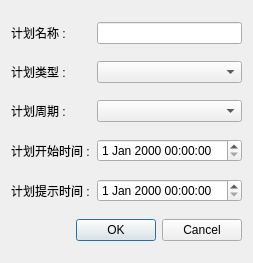
hexne/PlanDone, file AddWindow/AddWindow.ui: the form before one commit.
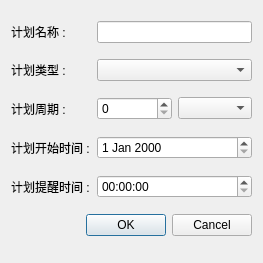
The form after the commit.

Diff of the .ui file:
```diff
--- a/AddWindow/AddWindow.ui
+++ b/AddWindow/AddWindow.ui
@@ -6,7 +6,7 @@
    <rect>
     <x>0</x>
     <y>0</y>
-    <width>229</width>
+    <width>263</width>
     <height>263</height>
    </rect>
   </property>
@@ -88,7 +88,10 @@
       </widget>
      </item>
      <item>
-      <widget class="QComboBox" name="value"/>
+      <widget class="QSpinBox" name="value"/>
+     </item>
+     <item>
+      <widget class="QComboBox" name="value_type"/>
      </item>
     </layout>
    </item>
@@ -114,7 +117,7 @@
       </widget>
      </item>
      <item>
-      <widget class="QDateTimeEdit" name="start_time"/>
+      <widget class="QDateEdit" name="begin_date"/>
      </item>
     </layout>
    </item>
@@ -135,12 +138,12 @@
         </size>
        </property>
        <property name="text">
-        <string>计划提示时间 : </string>
+        <string>计划提醒时间 : </string>
        </property>
       </widget>
      </item>
      <item>
-      <widget class="QDateTimeEdit" name="tip_time"/>
+      <widget class="QTimeEdit" name="reminder_time"/>
      </item>
     </layout>
    </item>
```
Left out of the diff: 2 changed lines with no effect on the pictures.
